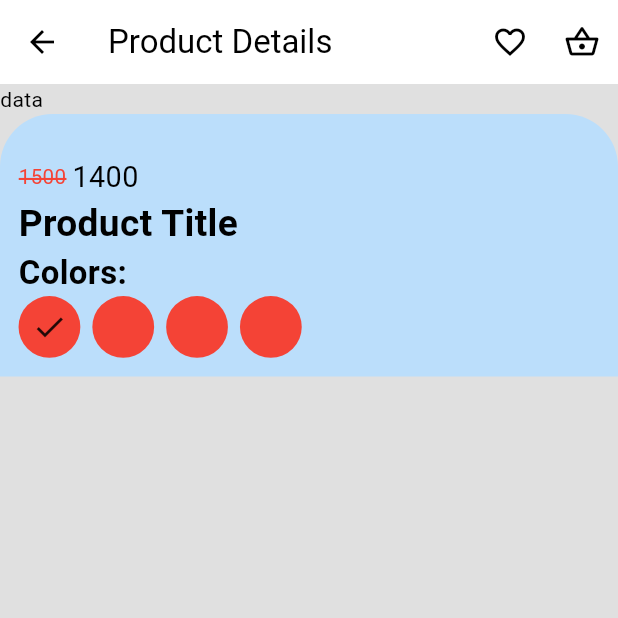
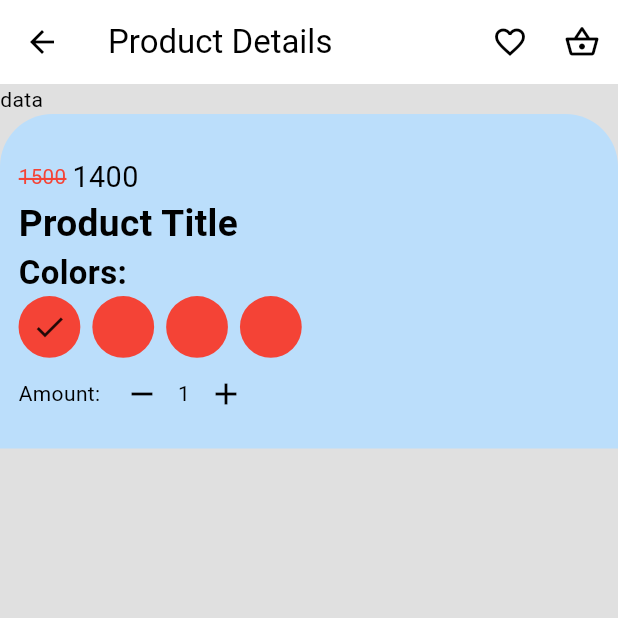
Before and after one commit to FaizAhamed2o1/MribMart, a Flutter app: the ProductDetails screen opened directly, on a phone screen of 412 x 824 dp, the top half of it. Run offline on Flutter 3.47's test engine with Material 2 defaults, Android fonts, the phone set to English and light mode, and no system bars; our stand-ins replace cached_network_image, carousel_slider, flutter_animate, flutter_rating_bar, flutter_riverpod, flutter_svg and 5 more; accounts and stored records are empty.

Commit message:
amount section done for product title

```diff
--- a/lib/pages/product_details/provider/product_details_provider.dart
+++ b/lib/pages/product_details/provider/product_details_provider.dart
@@ -8,3 +8,7 @@ final iconProvider1 = StateProvider<Icon?>((ref) {
 final iconProvider2 = StateProvider<Icon?>((ref) {
   return null;
 });
+
+final amountProvider = StateProvider<int>((ref) {
+  return 1;
+});
--- a/lib/pages/product_details/view/product_details.dart
+++ b/lib/pages/product_details/view/product_details.dart
@@ -153,6 +153,32 @@ class ProductDetails extends ConsumerWidget {
                     ),
                   ],
                 ),
+
+                // number of products
+                Row(
+                  children: [
+                    Text('Amount: '),
+                    IconButton(
+                      onPressed: () {
+                        final minusCount =
+                            ref.read(amountProvider.notifier).state;
+                        minusCount > 1
+                            ? ref.read(amountProvider.notifier).state--
+                            : ref.read(amountProvider.notifier).state;
+                      },
+                      icon: Icon(Icons.remove),
+                    ),
+                    Text(
+                      ref.watch(amountProvider).toString(),
+                    ),
+                    IconButton(
+                      onPressed: () {
+                        ref.read(amountProvider.notifier).state++;
+                      },
+                      icon: Icon(Icons.add),
+                    ),
+                  ],
+                )
               ],
             ),
           ),
--- a/pubspec.yaml
+++ b/pubspec.yaml
@@ -50,6 +50,7 @@ dependencies:
   cached_network_image: ^3.2.3
   shimmer: ^3.0.0
   flutter_rating_bar: ^4.0.1
+  flutter_colorpicker: ^1.0.3
 
 
 
```
Also changed, not shown: pubspec.lock.
